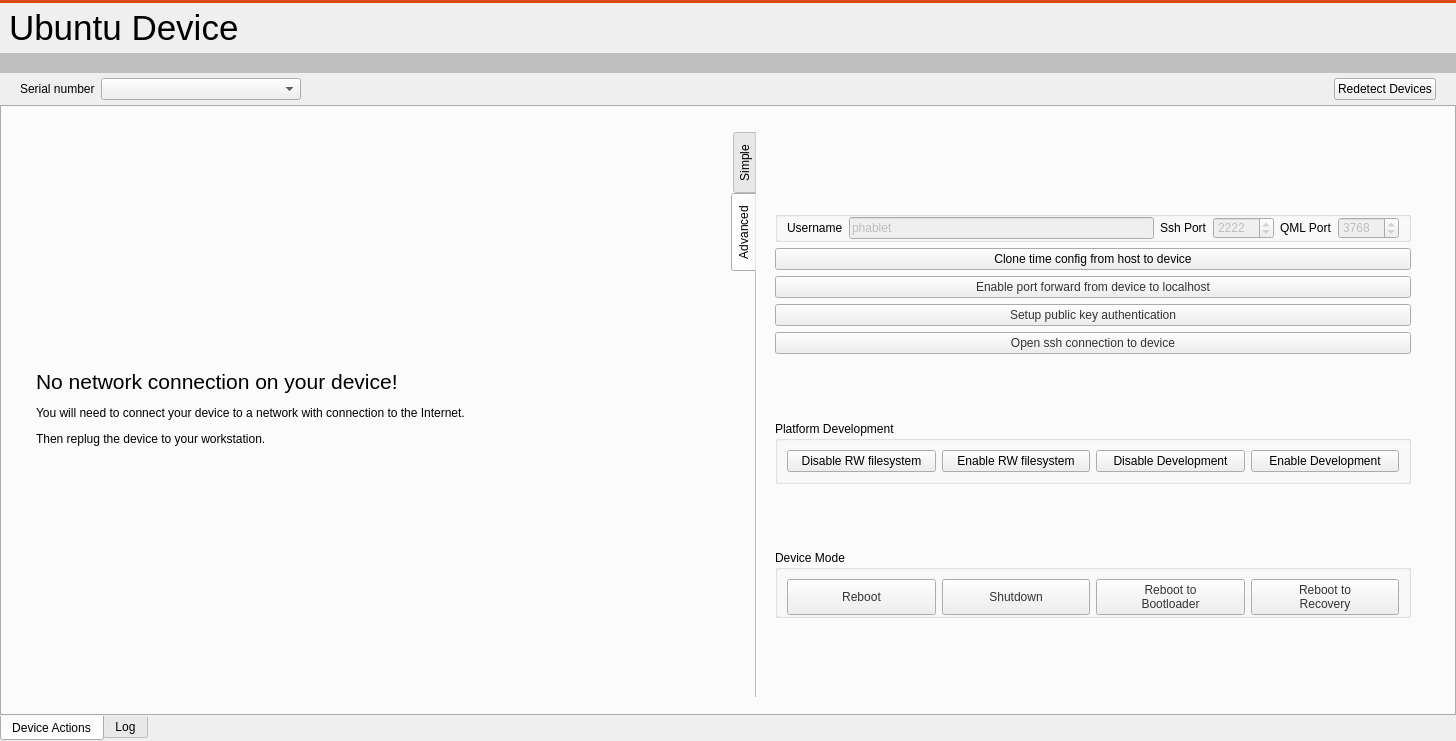
Old version of the form src/ubuntu/ubuntudeviceswidget.ui in the repository runelabs/qtcreator-plugin-ubuntu.
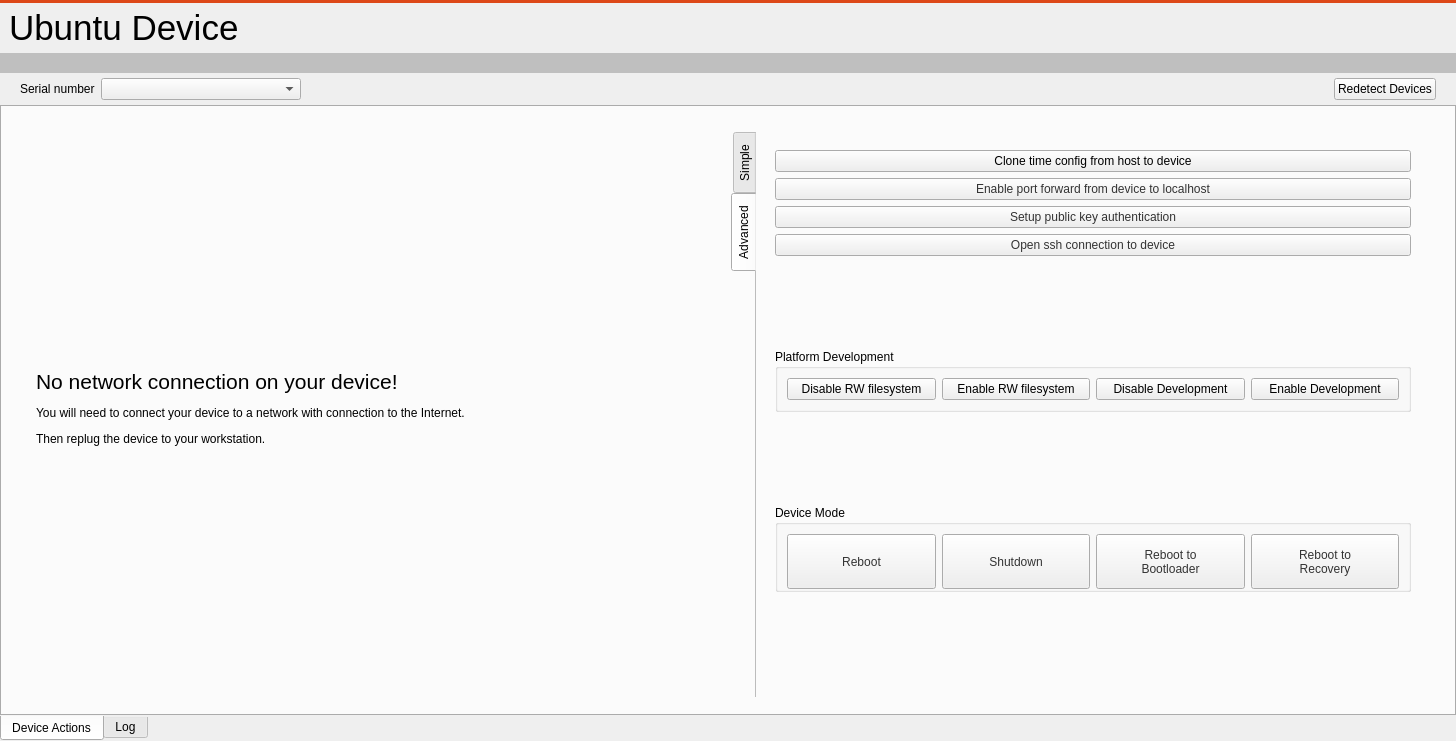
New version of the form. The open tabs and pages were chosen to show the change.

Commit message:
Do not hard code the phablet user (LP: #1223363)
Moved hardcoded strings to ubuntuconstants.h.

```diff
--- a/src/ubuntu/ubuntudeviceswidget.ui
+++ b/src/ubuntu/ubuntudeviceswidget.ui
@@ -585,97 +585,6 @@
                           <item>
                            <widget class="QWidget" name="widgetSshProperties" native="true">
                             <layout class="QVBoxLayout" name="verticalLayout_21">
-                             <item>
-                              <spacer name="verticalSpacer_4">
-                               <property name="orientation">
-                                <enum>Qt::Vertical</enum>
-                               </property>
-                               <property name="sizeHint" stdset="0">
-                                <size>
-                                 <width>20</width>
-                                 <height>40</height>
-                                </size>
-                               </property>
-                              </spacer>
-                             </item>
-                             <item>
-                              <widget class="QGroupBox" name="groupBox_3">
-                               <property name="title">
-                                <string/>
-                               </property>
-                               <layout class="QHBoxLayout" name="horizontalLayout_5">
-                                <property name="topMargin">
-                                 <number>0</number>
-                                </property>
-                                <property name="bottomMargin">
-                                 <number>0</number>
-                                </property>
-                                <item>
-                                 <widget class="QLabel" name="label_3">
-                                  <property name="text">
-                                   <string>Username</string>
-                                  </property>
-                                 </widget>
-                                </item>
-                                <item>
-                                 <widget class="QLineEdit" name="lineEditUserName">
-                                  <property name="enabled">
-                                   <bool>false</bool>
-                                  </property>
-                                  <property name="text">
-                                   <string>phablet</string>
-                                  </property>
-                                 </widget>
-                                </item>
-                                <item>
-                                 <widget class="QLabel" name="label_6">
-                                  <property name="text">
-                                   <string>Ssh Port</string>
-                                  </property>
-                                 </widget>
-                                </item>
-                                <item>
-                                 <widget class="QSpinBox" name="spinBoxSshPort">
-                                  <property name="enabled">
-                                   <bool>false</bool>
-                                  </property>
-                                  <property name="minimum">
-                                   <number>1300</number>
-                                  </property>
-                                  <property name="maximum">
-                                   <number>32000</number>
-                                  </property>
-                                  <property name="value">
-                                   <number>2222</number>
-                                  </property>
-                                 </widget>
-                                </item>
-                                <item>
-                                 <widget class="QLabel" name="label_5">
-                                  <property name="text">
-                                   <string>QML Port</string>
-                                  </property>
-                                 </widget>
-                                </item>
-                                <item>
-                                 <widget class="QSpinBox" name="spinBoxQmlPort">
-                                  <property name="enabled">
-                                   <bool>false</bool>
-                                  </property>
-                                  <property name="minimum">
-                                   <number>1300</number>
-                                  </property>
-                                  <property name="maximum">
-                                   <number>32000</number>
-                                  </property>
-                                  <property name="value">
-                                   <number>3768</number>
-                                  </property>
-                                 </widget>
-                                </item>
-                               </layout>
-                              </widget>
-                             </item>
                              <item>
                               <widget class="QPushButton" name="pushButtonCloneTimeConfig">
                                <property name="text">
```
Left out of the diff: 8 changed lines with no effect on the pictures. The commit also changes 16 other files.
